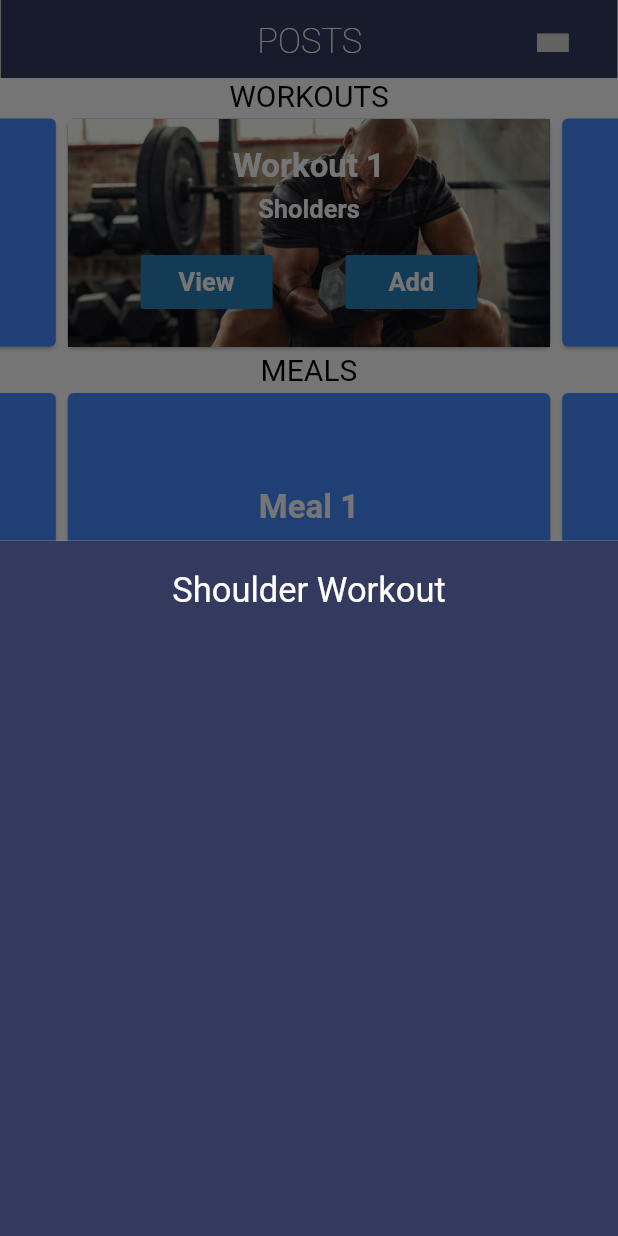
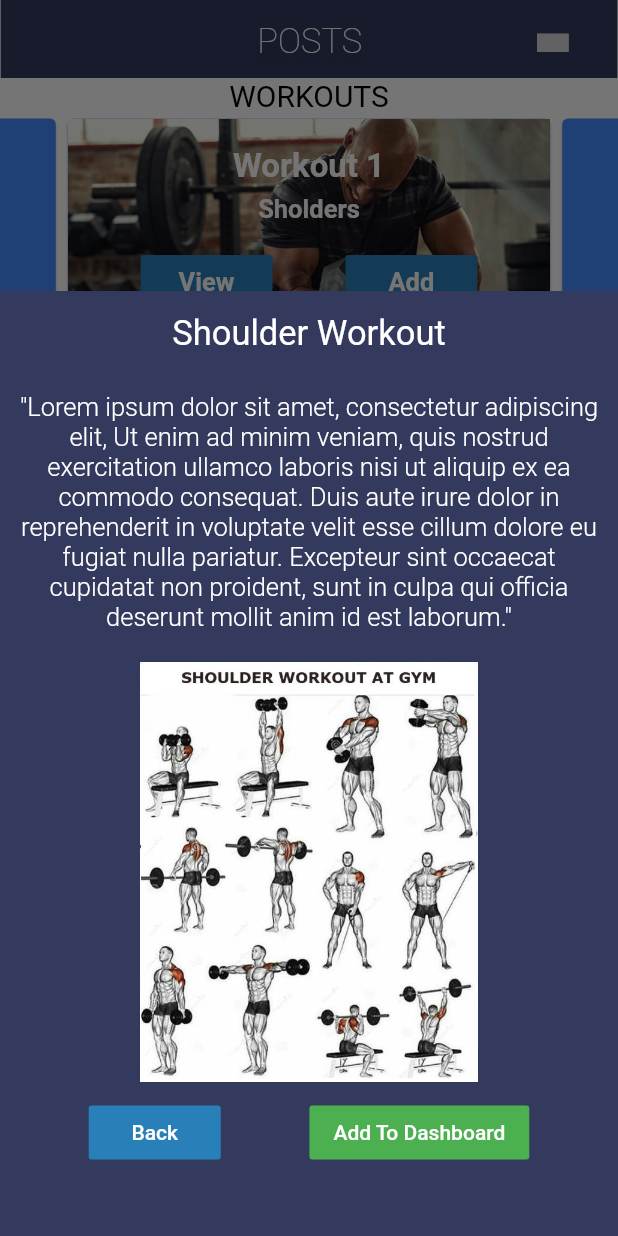
Before and after one commit to RubberDuckDestroyer/Say-No-to-Obese, a Flutter app: the FF_posts screen opened directly, after a tap on "View", on a phone screen of 412 x 824 dp. Run offline on Flutter 3.47's test engine with Material 2 defaults, Android fonts, the phone set to English and light mode, and no system bars; drawn by our look-alikes of carousel_slider; our stand-ins replace flutter_dotenv, flutter_svg; missing offline and left inert: adobe_xd, dart:ffi, mongo_dart; network calls fail; Roboto replaces fonts that are missing (Montserrat).

Commit message:
Addrd dummy text and buttons to popup

```diff
--- a/lib/FF_posts.dart
+++ b/lib/FF_posts.dart
@@ -548,13 +548,15 @@ class Workout1 extends StatelessWidget {
 
   void viewWorkoutPopup(context) {
     showModalBottomSheet(
+        isScrollControlled: true,
         context: context,
         builder: (BuildContext bc) {
           return Container(
-              color: const Color(0xff343a5e),
-              height: 1000,
-              child: Padding(
-                  padding: EdgeInsets.all(20),
+            color: const Color(0xff343a5e),
+            height: 630,
+            child: Column(children: <Widget>[
+              Padding(
+                  padding: EdgeInsets.all(15),
                   child: Text('Shoulder Workout',
                       textAlign: TextAlign.center,
                       style: TextStyle(
@@ -562,7 +564,49 @@ class Workout1 extends StatelessWidget {
                         fontSize: 23,
                         color: Colors.white,
                         fontWeight: FontWeight.w400,
-                      ))));
+                      ))),
+              Padding(
+                  padding: EdgeInsets.all(10),
+                  child: Text(
+                      '"Lorem ipsum dolor sit amet, consectetur adipiscing elit, Ut enim ad minim veniam, quis nostrud exercitation ullamco laboris nisi ut aliquip ex ea commodo consequat. Duis aute irure dolor in reprehenderit in voluptate velit esse cillum dolore eu fugiat nulla pariatur. Excepteur sint occaecat cupidatat non proident, sunt in culpa qui officia deserunt mollit anim id est laborum."',
+                      textAlign: TextAlign.center,
+                      style: TextStyle(
+                        fontFamily: 'Montserrat',
+                        fontSize: 17,
+                        color: Colors.white,
+                        fontWeight: FontWeight.w300,
+                      ))),
+              Padding(
+                  padding: EdgeInsets.all(10),
+                  child: Image.asset(
+                    'assets/carousel_images/workout1.jpg',
+                    scale: 2.5,
+                  )),
+              Row(
+                mainAxisAlignment: MainAxisAlignment.spaceEvenly,
+                children: [
+                  FlatButton(
+                    color: const Color(0xff2980b9),
+                    child: Text(
+                      'Back',
+                      style: TextStyle(color: Colors.white),
+                    ),
+                    onPressed: () {
+                      Navigator.of(context).pop();
+                    },
+                  ),
+                  FlatButton(
+                    color: Colors.green,
+                    child: Text(
+                      'Add To Dashboard',
+                      style: TextStyle(color: Colors.white),
+                    ),
+                    onPressed: () {},
+                  )
+                ],
+              )
+            ]),
+          );
         });
   }
 }
```
Also changed, not shown: assets/carousel_images/workout1.jpg.
